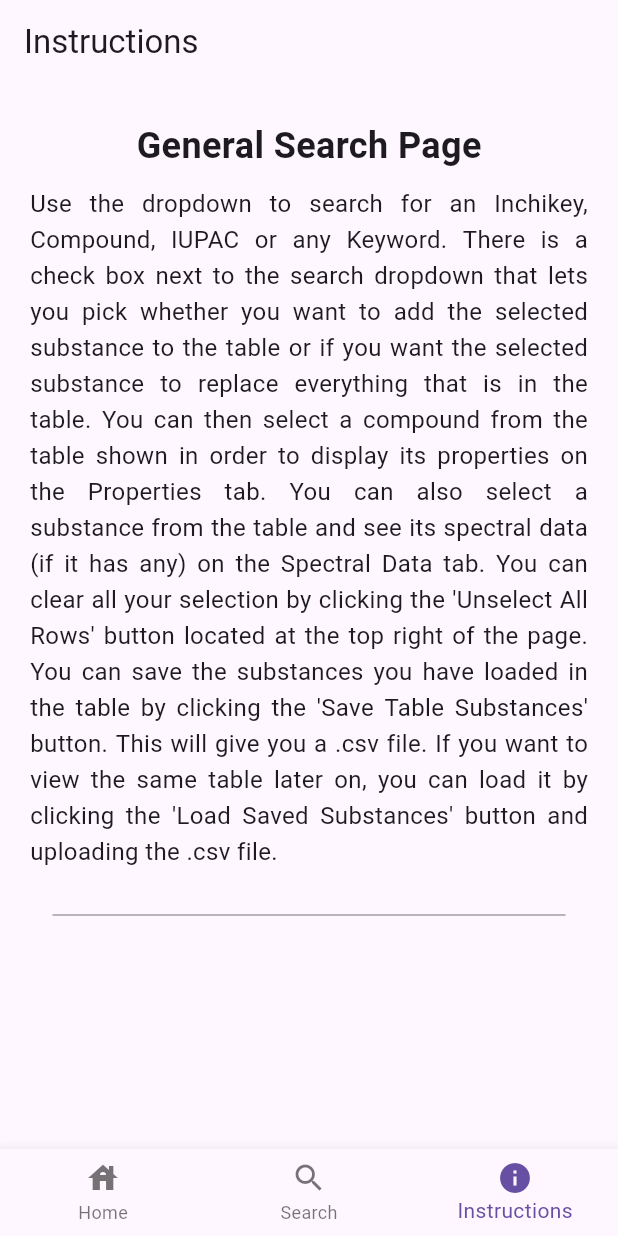
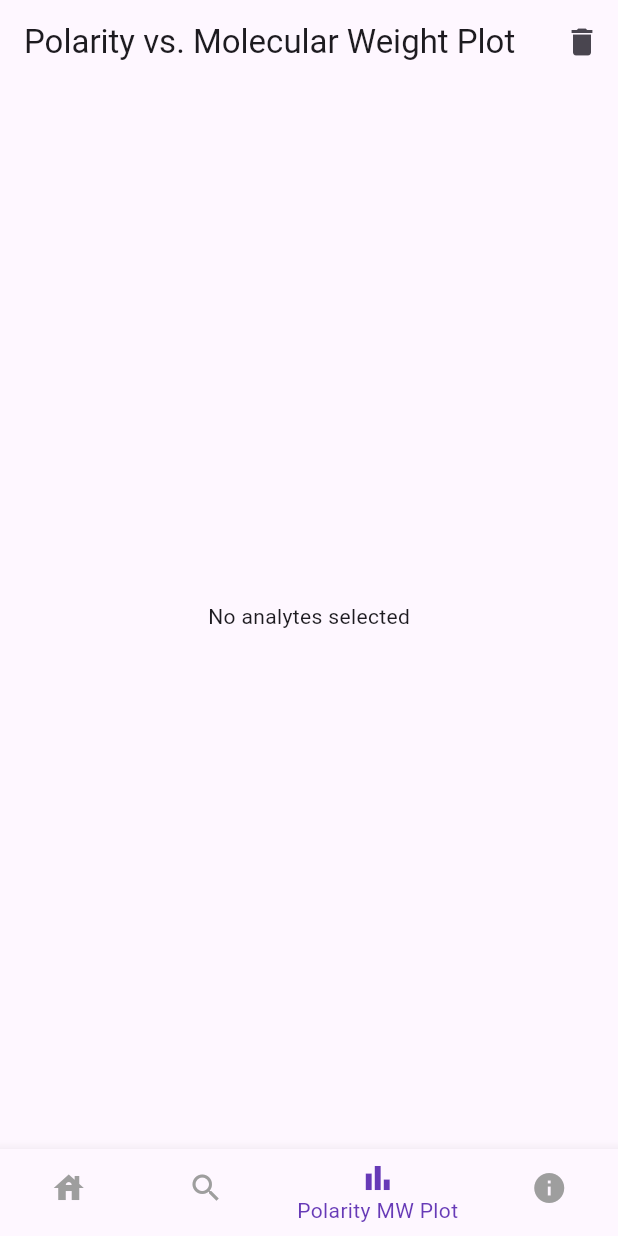
Before and after one commit to danielyang21/simple-rme-flutter, a Flutter app: the screen it shows after launch, item 3 of the bottom bar chosen, on a phone screen of 412 x 824 dp. Run offline on Flutter 3.47's test engine with Material 3 defaults, Android fonts, the phone set to English and light mode, and no system bars; our stand-ins replace flutter_html; network calls fail.

Commit message:
polarity mw plot work
Added a global state to keep track of selected analytes, currently displaying a list of them on the polarity mw plot screen

```diff
--- a/flutter_rme/lib/main.dart
+++ b/flutter_rme/lib/main.dart
@@ -1,8 +1,11 @@
 import 'package:flutter/material.dart';
 import 'package:flutter_rme/screens/home_page.dart';
 import 'package:flutter_rme/screens/instructions_page.dart';
+import 'package:flutter_rme/screens/polarity_mw_plot_page.dart';
 import 'screens/crm_search_page.dart';
 import 'dart:io';
+import 'package:flutter_rme/global_state.dart';
+import 'package:provider/provider.dart';
 
 //http overrides to allow self-signed certificates
 class MyHttpOverrides extends HttpOverrides {
@@ -16,8 +19,14 @@ class MyHttpOverrides extends HttpOverrides {
 
 void main() {
   HttpOverrides.global = MyHttpOverrides();
-  runApp(const NrcCrmApp());
+  runApp(
+    ChangeNotifierProvider(
+      create: (context) => GlobalState(),
+      child: const NrcCrmApp(),
+    ),
+  );
 }
+
 
 class NrcCrmApp extends StatelessWidget {
   const NrcCrmApp({super.key});
@@ -50,6 +59,7 @@ class _MainNavigationWrapperState extends State<MainNavigationWrapper> {
   final List<Widget> _pages = [
     const HomePage(),
     const CrmSearchPage(),
+    const PolarityMwPlotPage(),
     const InstructionsPage(),
   ];
 
@@ -58,6 +68,8 @@ class _MainNavigationWrapperState extends State<MainNavigationWrapper> {
     return Scaffold(
       body: IndexedStack(index: _currentIndex, children: _pages),
       bottomNavigationBar: BottomNavigationBar(
+        selectedItemColor: Colors.deepPurple,
+        unselectedItemColor: Colors.grey,
         currentIndex: _currentIndex,
         onTap: (index) {
           setState(() {
@@ -68,6 +80,10 @@ class _MainNavigationWrapperState extends State<MainNavigationWrapper> {
           BottomNavigationBarItem(icon: Icon(Icons.house), label: 'Home'),
           BottomNavigationBarItem(icon: Icon(Icons.search), label: 'Search'),
           BottomNavigationBarItem(
+            icon: Icon(Icons.bar_chart),
+            label: 'Polarity MW Plot',
+          ),
+          BottomNavigationBarItem(
             icon: Icon(Icons.info),
             label: 'Instructions',
           ),
--- /dev/null
+++ b/flutter_rme/lib/screens/polarity_mw_plot_page.dart
@@ -0,0 +1,53 @@
+import 'package:flutter/material.dart';
+import 'package:provider/provider.dart';
+
+import '../global_state.dart';
+
+class PolarityMwPlotPage extends StatefulWidget {
+  const PolarityMwPlotPage({super.key});
+
+  @override
+  State<PolarityMwPlotPage> createState() => _PolarityMwPlotPageState();
+}
+
+class _PolarityMwPlotPageState extends State<PolarityMwPlotPage> {
+  @override
+  Widget build(BuildContext context) {
+    final globalState = Provider.of<GlobalState>(context);
+    final selectedAnalytes = globalState.selectedAnalytes;
+
+    return Scaffold(
+      appBar: AppBar(
+        title: const Text('Polarity vs. Molecular Weight Plot'),
+        actions: [
+          IconButton(
+            icon: const Icon(Icons.delete),
+            onPressed: () => globalState.clearAllAnalytes(),
+          ),
+        ],
+      ),
+      body: selectedAnalytes.isEmpty
+          ? const Center(child: Text('No analytes selected'))
+          : ListView.builder(
+              itemCount: selectedAnalytes.length,
+              itemBuilder: (context, index) {
+                final analyte = selectedAnalytes[index];
+                return Dismissible(
+                  key: Key(analyte.name),
+                  background: Container(
+                    color: Colors.red,
+                    alignment: Alignment.centerRight,
+                    padding: const EdgeInsets.only(right: 20),
+                    child: const Text(
+                      'Remove',
+                      style: TextStyle(color: Colors.white, fontSize: 16),
+                    ),
+                  ),
+                  onDismissed: (_) => globalState.removeAnalytes([analyte]),
+                  child: ListTile(title: Text(analyte.name)),
+                );
+              },
+            ),
+    );
+  }
+}
--- a/flutter_rme/pubspec.yaml
+++ b/flutter_rme/pubspec.yaml
@@ -35,6 +35,7 @@ dependencies:
   html: ^0.15.1
   url_launcher: ^6.1.10
   flutter_html: ^3.0.0-alpha.6
+  provider: ^6.1.5
 
 
 
```
Also changed, not shown: flutter_rme/lib/global_state.dart (added, +31 -0 lines), flutter_rme/lib/screens/crm_search_page.dart (+8 -4 lines), flutter_rme/pubspec.lock.
